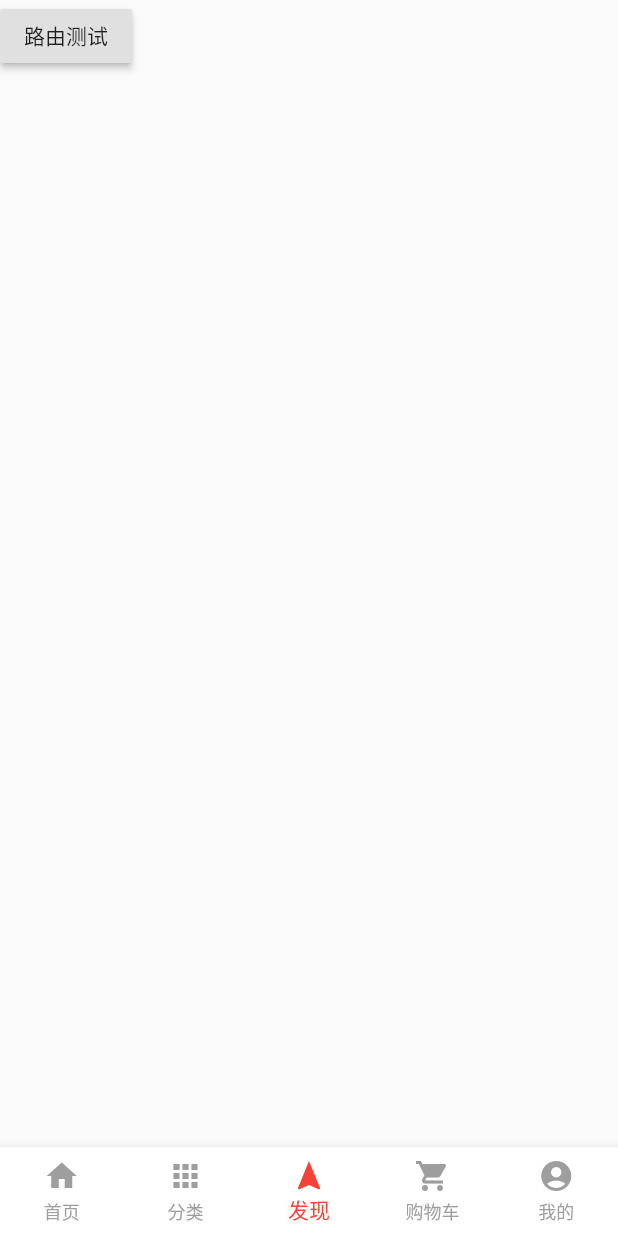
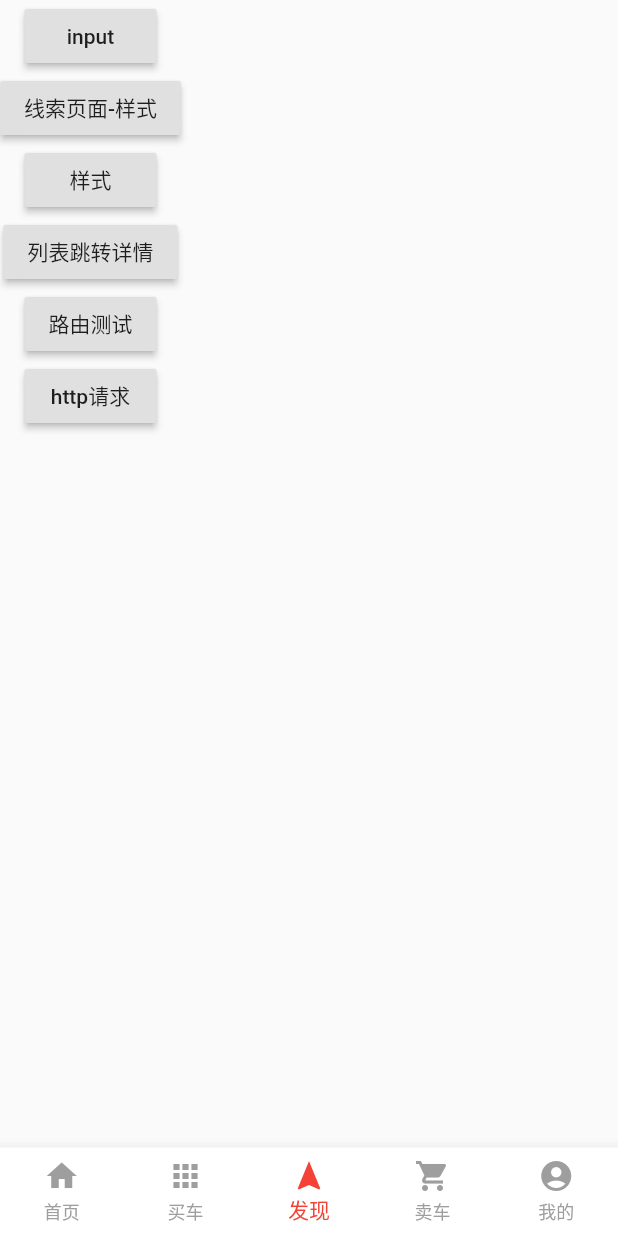
Before and after one commit to Selenamona/flutter-learning, a Flutter app: the screen it shows after launch, item 3 of the bottom bar chosen, on a phone screen of 412 x 824 dp. Run offline on Flutter 3.47's test engine with Material 2 defaults, Android fonts, the phone set to English and light mode, and no system bars; our stand-ins replace dio, fluro, flutter_swiper; network calls fail; statements that could not run were skipped.

Commit message:
demo修改

```diff
--- a/lib/main.dart
+++ b/lib/main.dart
@@ -85,7 +85,7 @@ class _MyHomePageState extends State<MyHomePage>
             ),
             BottomNavigationBarItem(
               icon: Icon(Icons.apps),
-              title: Text('分类'),
+              title: Text('买车'),
               activeIcon: Icon(Icons.view_quilt),
             ),
             BottomNavigationBarItem(
@@ -95,14 +95,12 @@ class _MyHomePageState extends State<MyHomePage>
             ),
             BottomNavigationBarItem(
               icon: Icon(Icons.shopping_cart),
-              title: Text('购物车'),
+              title: Text('卖车'),
               activeIcon: Icon(Icons.shopping_cart),
             ),
             BottomNavigationBarItem(
               icon: Icon(Icons.account_circle),
-              title: Text(
-                '我的',
-              ),
+              title: Text('我的'),
               activeIcon: Icon(Icons.face),
             ),
           ],
--- a/lib/views/myDemo/demo.dart
+++ b/lib/views/myDemo/demo.dart
@@ -1,5 +1,5 @@
 import 'package:flutter/material.dart';
-import 'package:new_flutter/routers/application.dart';
+import '../../routers//application.dart';
 
 class MyDemo extends StatefulWidget {
   @override
@@ -12,9 +12,39 @@ class _MyDemoState extends State<MyDemo> {
     return Column(
       children: [
         RaisedButton(
+          child: Text("input"),
+          onPressed: () {
+            Application.router.navigateTo(context, '/inputTest');
+          },
+        ),
+        RaisedButton(
+          child: Text("线索页面-样式"),
+          onPressed: () {
+            Application.router.navigateTo(context, '/cluePage');
+          },
+        ),
+        RaisedButton(
+          child: Text("样式"),
+          onPressed: () {
+            Application.router.navigateTo(context, '/styleTest');
+          },
+        ),
+        RaisedButton(
+          child: Text("列表跳转详情"),
+          onPressed: () {
+            Application.router.navigateTo(context, '/homeList');
+          },
+        ),
+        RaisedButton(
           child: Text("路由测试"),
           onPressed: () {
             Application.router.navigateTo(context, '/routeTest');
+          },
+        ),
+        RaisedButton(
+          child: Text("http请求"),
+          onPressed: () {
+            Application.router.navigateTo(context, '/requestTest');
           },
         ),
       ],
--- a/lib/views/myDemo/homeList.dart
+++ b/lib/views/myDemo/homeList.dart
@@ -1,5 +1,7 @@
 import 'package:flutter/material.dart';
 import './list.dart';
+
+// 列表跳转详情
 
 class HomeList extends StatefulWidget {
   @override
--- a/lib/views/myDemo/list.dart
+++ b/lib/views/myDemo/list.dart
@@ -2,9 +2,9 @@ import 'dart:convert';
 
 import 'package:flutter/material.dart';
 import 'package:flutter/services.dart' show rootBundle;
-// import 'package:new_flutter/views/myDemo/detail.dart';
+import 'package:new_flutter/views/myDemo/detail.dart';
 
-import '../../routers/application.dart';
+import '../../routers//application.dart';
 import '../../service/request_config.dart';
 
 class List extends StatefulWidget {
--- a/lib/views/myDemo/routeTest.dart
+++ b/lib/views/myDemo/routeTest.dart
@@ -1,4 +1,6 @@
 import 'package:flutter/material.dart';
+
+// 路由测试
 
 class RouteTest extends StatefulWidget {
   @override
--- a/lib/views/myDemo/third.dart
+++ b/lib/views/myDemo/styleTest.dart
@@ -1,11 +1,11 @@
 import 'package:flutter/material.dart';
 
-class Third extends StatefulWidget {
+class StyleTest extends StatefulWidget {
   @override
-  ThirdState createState() => new ThirdState();
+  StyleTestState createState() => new StyleTestState();
 }
 
-class ThirdState extends State<Third> {
+class StyleTestState extends State<StyleTest> {
   @override
   Widget build(BuildContext context) {
     return new Scaffold(
```
Also changed, not shown: lib/routers/route_handlers.dart (+23 -0 lines), lib/routers/routers.dart (+7 -0 lines), lib/views/myDemo/inputTest.dart (renamed from lib/views/myDemo/second.dart, +4 -4 lines).
